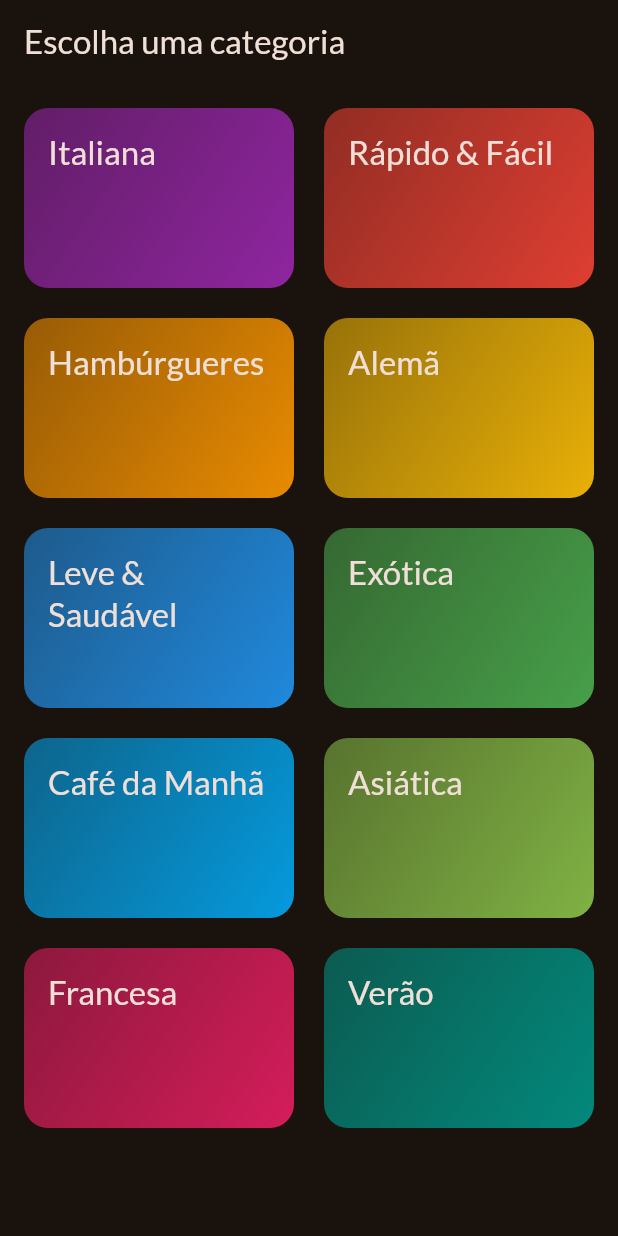
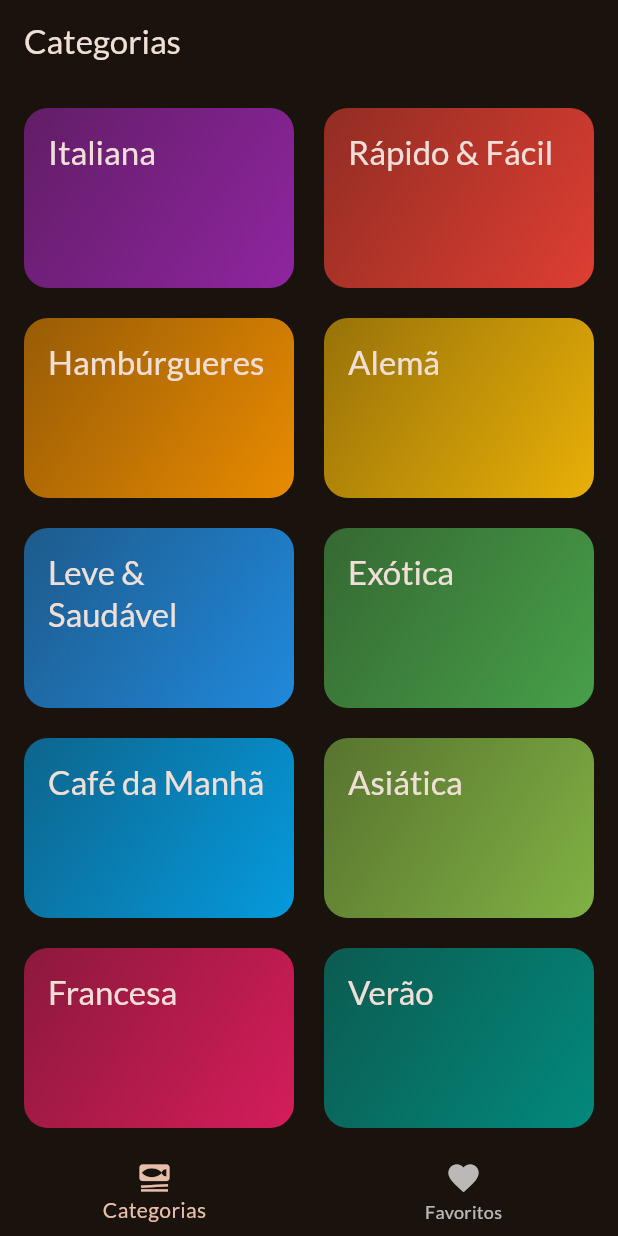
Before and after one commit to rlneto/refeicoes_flutter, a Flutter app: the screen it shows after launch, on a phone screen of 412 x 824 dp. Run offline on Flutter 3.47's test engine with Material 3 defaults, Android fonts, the phone set to English and light mode, and no system bars; our stand-ins replace google_fonts, transparent_image.

Commit message:
Feat: Barra de nav inferior

```diff
--- a/lib/main.dart
+++ b/lib/main.dart
@@ -1,8 +1,6 @@
 import 'package:flutter/material.dart';
-
 import 'package:google_fonts/google_fonts.dart';
-
-import 'package:refeicoes_flutter/screens/categories.dart';
+import 'package:refeicoes_flutter/screens/tabs.dart';
 
 final theme = ThemeData(
   colorScheme: ColorScheme.fromSeed(
@@ -21,6 +19,6 @@
 
   @override
   Widget build(BuildContext context) {
-    return MaterialApp(theme: theme, home: CategoriesScreen());
+    return MaterialApp(theme: theme, home: TabsScreen());
   }
 }
--- a/lib/screens/categories.dart
+++ b/lib/screens/categories.dart
@@ -24,9 +24,7 @@
 
   @override
   Widget build(BuildContext context) {
-    return Scaffold(
-      appBar: AppBar(title: Text("Escolha uma categoria")),
-      body: GridView(
+    return GridView(
       padding: EdgeInsets.all(16),
       gridDelegate: SliverGridDelegateWithFixedCrossAxisCount(
         crossAxisCount: 2,
@@ -43,7 +41,6 @@
             },
           ),
       ],
-      ),
     );
   }
 }
--- a/lib/screens/meals.dart
+++ b/lib/screens/meals.dart
@@ -4,9 +4,9 @@
 import 'package:refeicoes_flutter/widgets/meal_item.dart';
 
 class MealsScreen extends StatelessWidget {
-  const MealsScreen({super.key, required this.title, required this.meals});
+  const MealsScreen({super.key, this.title, required this.meals});
 
-  final String title;
+  final String? title;
   final List<Meal> meals;
 
   void selectMeal(Meal meal, BuildContext context) {
@@ -45,6 +45,11 @@
         ),
       );
     }
-    return Scaffold(appBar: AppBar(title: Text(title)), body: content);
+
+    if (title == null) {
+      return content;
+    }
+
+    return Scaffold(appBar: AppBar(title: Text(title!)), body: content);
   }
 }
--- /dev/null
+++ b/lib/screens/tabs.dart
@@ -0,0 +1,51 @@
+import 'package:flutter/material.dart';
+import 'package:refeicoes_flutter/screens/categories.dart';
+import 'package:refeicoes_flutter/screens/meals.dart';
+
+class TabsScreen extends StatefulWidget {
+  const TabsScreen({super.key});
+
+  @override
+  State<TabsScreen> createState() {
+    return _TabsScreenState();
+  }
+}
+
+class _TabsScreenState extends State<TabsScreen> {
+  int _selectedPageIndex = 0;
+
+  void _selectPage(int index) {
+    setState(() {
+      _selectedPageIndex = index;
+    });
+  }
+
+  @override
+  Widget build(BuildContext context) {
+    Widget activePage = CategoriesScreen();
+    var activePageTitle = 'Categorias';
+
+    if (_selectedPageIndex == 1) {
+      activePage = MealsScreen(meals: []);
+      activePageTitle = 'Favoritos';
+    }
+    return Scaffold(
+      appBar: AppBar(title: Text(activePageTitle)),
+      body: activePage,
+      bottomNavigationBar: BottomNavigationBar(
+        items: [
+          BottomNavigationBarItem(
+            icon: Icon(Icons.set_meal),
+            label: "Categorias",
+          ),
+          BottomNavigationBarItem(
+            icon: Icon(Icons.favorite),
+            label: "Favoritos",
+          ),
+        ],
+        onTap: _selectPage,
+        currentIndex: _selectedPageIndex,
+      ),
+    );
+  }
+}
```
Lines whose indentation alone changed are shown as unchanged.
